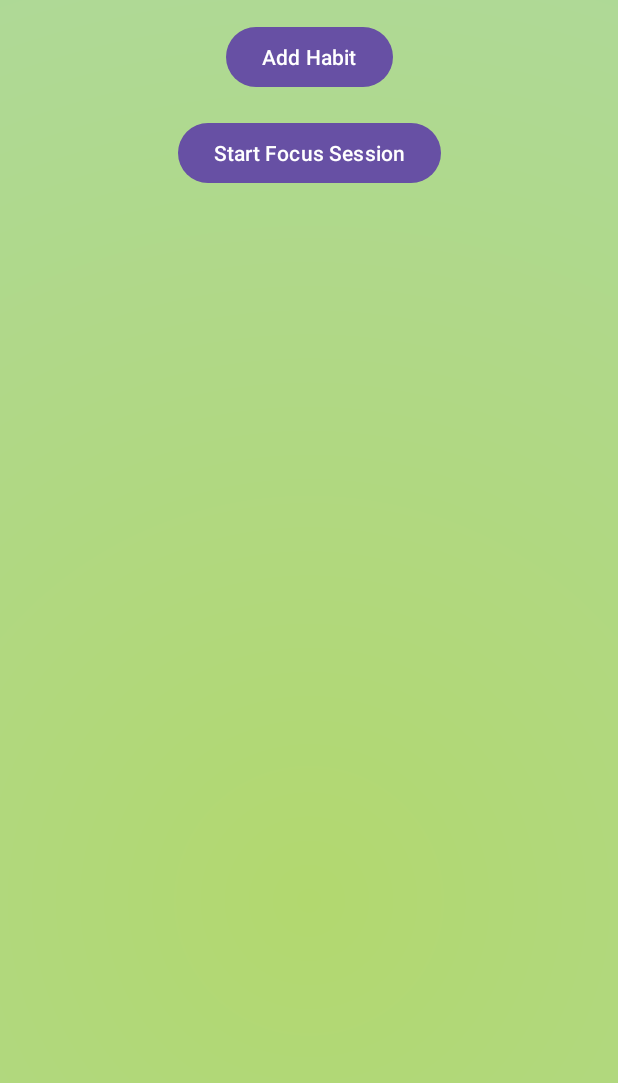
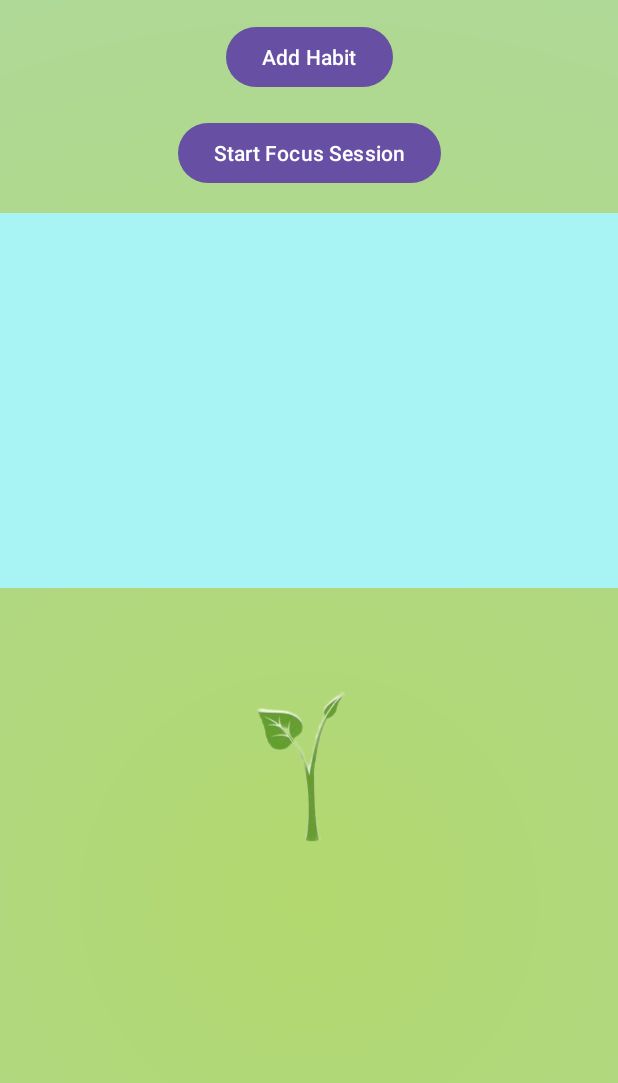
Before and after one commit to KawalGohil/HabitGarden, an Android app: the screen it shows after launch (MainActivity), on a phone screen of 412 x 824 dp, the part 88-1171 px from its top. Run offline under Robolectric (Android 15) with nearby library versions, the phone set to English and light mode, and no system bars.

Commit message:
Almost done with the project

```diff
--- a/app/src/main/java/com/example/habitgarden/HabitAdapter.kt
+++ b/app/src/main/java/com/example/habitgarden/HabitAdapter.kt
@@ -1,15 +1,20 @@
 package com.example.habitgarden
 
+import android.util.Log
 import android.view.LayoutInflater
 import android.view.View
 import android.view.ViewGroup
+import android.widget.Button
 import android.widget.TextView
 import androidx.recyclerview.widget.RecyclerView
 
-class HabitAdapter(private val habits: List<String>) : RecyclerView.Adapter<HabitAdapter.HabitViewHolder>() {
+class HabitAdapter(private val habits: MutableList<String>,
+                   private val onHabitComplete: (Int) -> Unit)
+    : RecyclerView.Adapter<HabitAdapter.HabitViewHolder>() {
 
     class HabitViewHolder(view: View) : RecyclerView.ViewHolder(view) {
         val habitName: TextView = view.findViewById(R.id.habitName)
+        val completeButton: Button = view.findViewById(R.id.completeButton)
     }
 
     override fun onCreateViewHolder(parent: ViewGroup, viewType: Int): HabitViewHolder {
@@ -19,9 +24,17 @@ class HabitAdapter(private val habits: List<String>) : RecyclerView.Adapter<Habi
 
     override fun onBindViewHolder(holder: HabitViewHolder, position: Int) {
         holder.habitName.text = habits[position]
+        holder.completeButton.setOnClickListener {
+            onHabitComplete(position) // Call the onHabitComplete callback
+        }
     }
 
     override fun getItemCount(): Int {
         return habits.size
     }
+
+    fun addHabit(habit: String) {
+        habits.add(habit) // Add the habit to the adapter's list
+        notifyItemInserted(habits.size - 1) // Notify RecyclerView about the new item
+    }
 }
--- a/app/src/main/res/layout/activity_main.xml
+++ b/app/src/main/res/layout/activity_main.xml
@@ -42,10 +42,20 @@
    <androidx.recyclerview.widget.RecyclerView
        android:id="@+id/recyclerViewHabits"
        android:layout_width="match_parent"
-       android:layout_height="0dp"
+       android:layout_height="250dp"
+       android:background="#A8F3F3"
        app:layout_constraintTop_toBottomOf="@id/btnStartFocus"
        app:layout_constraintStart_toStartOf="parent"
        app:layout_constraintEnd_toEndOf="parent"
-       app:layout_constraintBottom_toBottomOf="parent"
        android:layout_marginTop="16dp" />
+   <ImageView
+       android:id="@+id/plantImageView"
+       android:layout_width="200dp"
+       android:layout_height="200dp"
+       android:layout_marginTop="16dp"
+       android:src="@drawable/plant_1"
+       app:layout_constraintTop_toBottomOf="@id/recyclerViewHabits"
+       app:layout_constraintStart_toStartOf="parent"
+       app:layout_constraintEnd_toEndOf="parent" />
+
 </androidx.constraintlayout.widget.ConstraintLayout>
```
Also changed, not shown: app/src/main/java/com/example/habitgarden/FocusTimerActivity.kt (+7 -2 lines), app/src/main/java/com/example/habitgarden/MainActivity.kt (+38 -5 lines), app/src/main/res/drawable/plant_growth_animation.xml (added, +10 -0 lines), app/src/main/res/layout/habit_item.xml (+11 -1 lines), app/src/main/res/drawable/plant_1.png (added), app/src/main/res/drawable/plant_2.png (added), app/src/main/res/drawable/plant_3.png (added), app/src/main/res/drawable/plant_4.png (added), app/src/main/res/drawable/plant_5.png (added).
